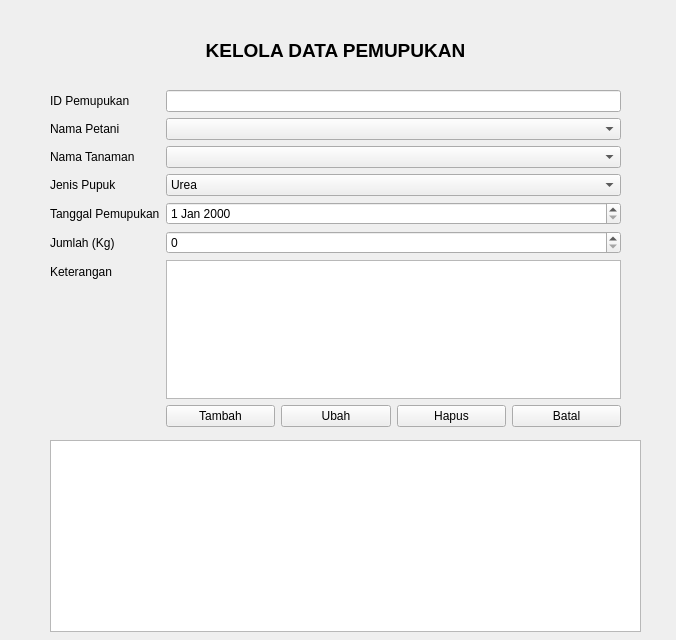
Before: the Qt Designer form pemupukan.ui in ardithm/tugas_2310010259, drawn with Qt 5.
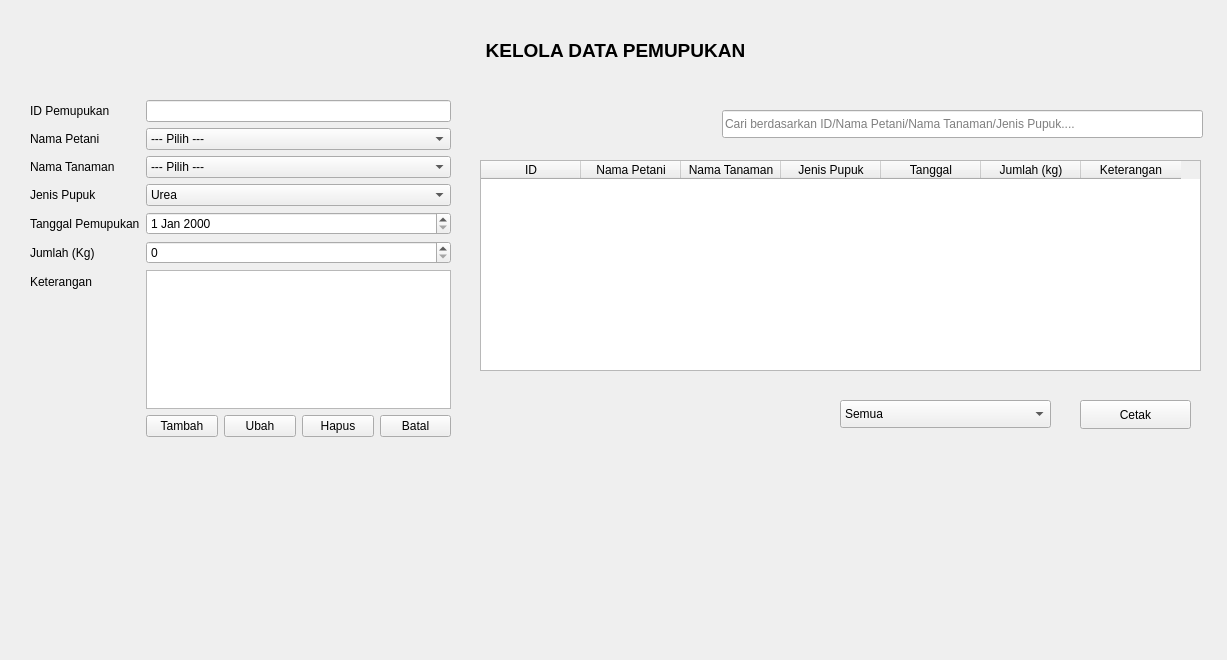
After: the same form once the commit is applied.

Commit message: Menambahkan validasi, filter, dan cetak

The edit to the form file:
```diff
--- a/pemupukan.ui
+++ b/pemupukan.ui
@@ -6,8 +6,8 @@
    <rect>
     <x>0</x>
     <y>0</y>
-    <width>676</width>
-    <height>640</height>
+    <width>1227</width>
+    <height>660</height>
    </rect>
   </property>
   <property name="windowTitle">
@@ -16,9 +16,9 @@
   <widget class="QWidget" name="formLayoutWidget">
    <property name="geometry">
     <rect>
-     <x>50</x>
-     <y>90</y>
-     <width>571</width>
+     <x>30</x>
+     <y>100</y>
+     <width>421</width>
      <height>337</height>
     </rect>
    </property>
@@ -41,7 +41,13 @@
      </widget>
     </item>
     <item row="1" column="1">
-     <widget class="QComboBox" name="CBPetani"/>
+     <widget class="QComboBox" name="CBPetani">
+      <item>
+       <property name="text">
+        <string>--- Pilih ---</string>
+       </property>
+      </item>
+     </widget>
     </item>
     <item row="2" column="0">
      <widget class="QLabel" name="namaTanamanLabel">
@@ -51,7 +57,13 @@
      </widget>
     </item>
     <item row="2" column="1">
-     <widget class="QComboBox" name="CBTanaman"/>
+     <widget class="QComboBox" name="CBTanaman">
+      <item>
+       <property name="text">
+        <string>--- Pilih ---</string>
+       </property>
+      </item>
+     </widget>
     </item>
     <item row="3" column="0">
      <widget class="QLabel" name="jenisPupukLabel">
@@ -151,9 +163,9 @@
   <widget class="QLabel" name="label">
    <property name="geometry">
     <rect>
-     <x>50</x>
+     <x>100</x>
      <y>40</y>
-     <width>571</width>
+     <width>1031</width>
      <height>20</height>
     </rect>
    </property>
@@ -173,11 +185,107 @@
   <widget class="QTableWidget" name="tblPemupukan">
    <property name="geometry">
     <rect>
-     <x>50</x>
-     <y>440</y>
-     <width>591</width>
-     <height>192</height>
+     <x>480</x>
+     <y>160</y>
+     <width>721</width>
+     <height>211</height>
     </rect>
+   </property>
+   <column>
+    <property name="text">
+     <string>ID</string>
+    </property>
+   </column>
+   <column>
+    <property name="text">
+     <string>Nama Petani</string>
+    </property>
+   </column>
+   <column>
+    <property name="text">
+     <string>Nama Tanaman</string>
+    </property>
+   </column>
+   <column>
+    <property name="text">
+     <string>Jenis Pupuk</string>
+    </property>
+   </column>
+   <column>
+    <property name="text">
+     <string>Tanggal</string>
+    </property>
+   </column>
+   <column>
+    <property name="text">
+     <string>Jumlah (kg)</string>
+    </property>
+   </column>
+   <column>
+    <property name="text">
+     <string>Keterangan</string>
+    </property>
+   </column>
+  </widget>
+  <widget class="QPushButton" name="btnCetak">
+   <property name="geometry">
+    <rect>
+     <x>1080</x>
+     <y>400</y>
+     <width>111</width>
+     <height>29</height>
+    </rect>
+   </property>
+   <property name="text">
+    <string>Cetak</string>
+   </property>
+  </widget>
+  <widget class="QComboBox" name="comboFilter">
+   <property name="geometry">
+    <rect>
+     <x>840</x>
+     <y>400</y>
+     <width>211</width>
+     <height>28</height>
+    </rect>
+   </property>
+   <item>
+    <property name="text">
+     <string>Semua</string>
+    </property>
+   </item>
+   <item>
+    <property name="text">
+     <string>Urea</string>
+    </property>
+   </item>
+   <item>
+    <property name="text">
+     <string>NPK</string>
+    </property>
+   </item>
+   <item>
+    <property name="text">
+     <string>Kandang</string>
+    </property>
+   </item>
+   <item>
+    <property name="text">
+     <string>Organik</string>
+    </property>
+   </item>
+  </widget>
+  <widget class="QLineEdit" name="lineCari">
+   <property name="geometry">
+    <rect>
+     <x>722</x>
+     <y>110</y>
+     <width>481</width>
+     <height>28</height>
+    </rect>
+   </property>
+   <property name="placeholderText">
+    <string>Cari berdasarkan ID/Nama Petani/Nama Tanaman/Jenis Pupuk....</string>
    </property>
   </widget>
  </widget>
```
The commit also changes 29 other files.
